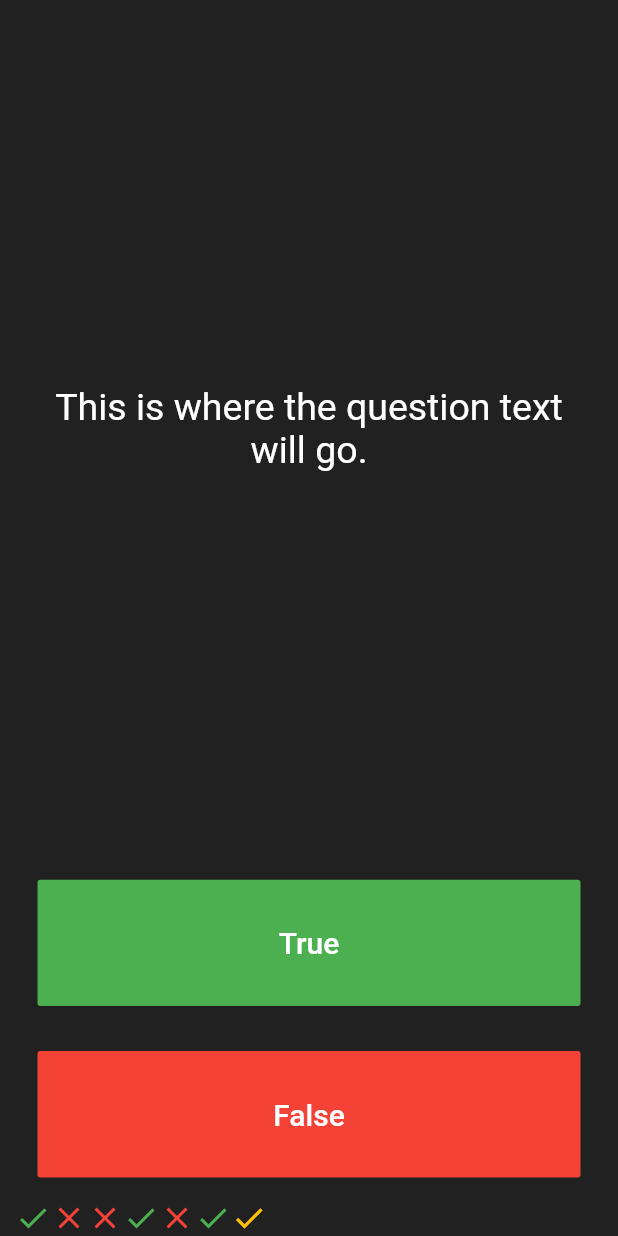
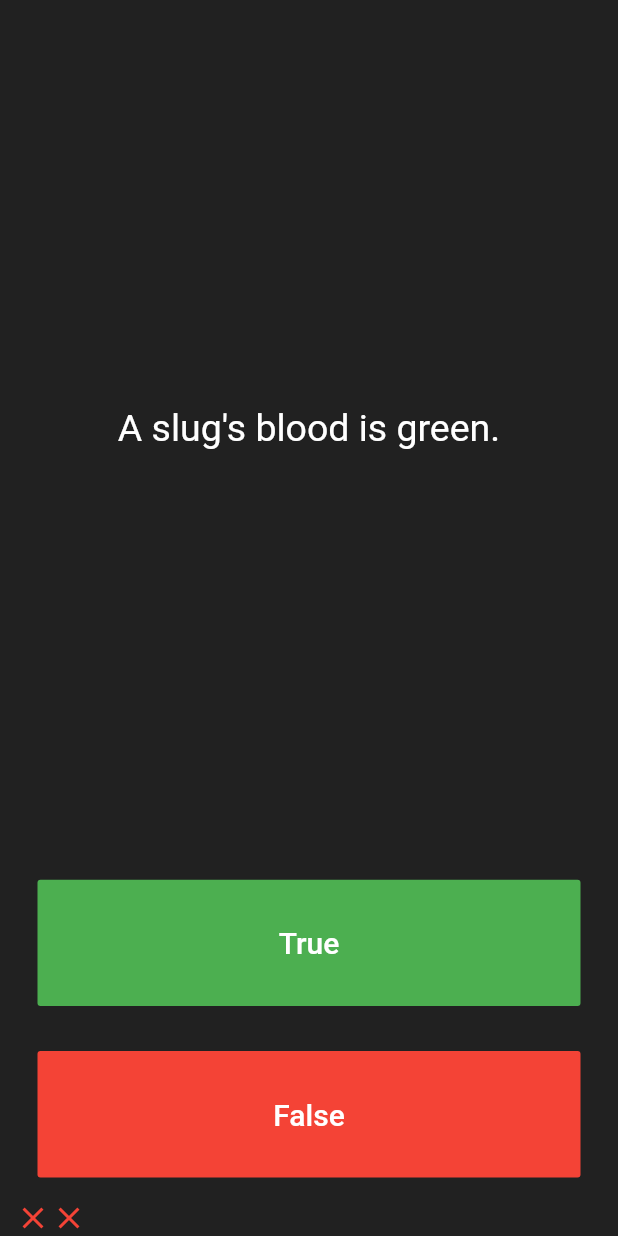
Before and after one commit to xamuel98/Qiuzlet_app, a Flutter app: the screen it shows after launch, after a tap on "True", after a tap on "False", on a phone screen of 412 x 824 dp. Run offline on Flutter 3.47's test engine with Material 2 defaults, Android fonts, the phone set to English and light mode, and no system bars.

Commit message:
updated changes

```diff
--- a/lib/main.dart
+++ b/lib/main.dart
@@ -30,32 +30,29 @@ class QuizPage extends StatefulWidget {
 
 class _QuizPageState extends State<QuizPage> {
 
-  List<Widget> scoreKeeper = [
-    Icon(
-      Icons.check,
-      color: Colors.green,
-    ),
-    Icon(
-        Icons.close,
-        color: Colors.red
-    ),
-    Icon(
-        Icons.close,
-        color: Colors.red
-    ),
-    Icon(
-      Icons.check,
-      color: Colors.green,
-    ),
-    Icon(
-        Icons.close,
-        color: Colors.red
-    ),
-    Icon(
-      Icons.check,
-      color: Colors.green,
-    ),
+  // List for scores
+  List<Widget> scoreKeeper = [];
+
+  // List for questions
+  List<String> questions = [
+    'You can lead a cow down stairs but not up stairs.',
+    'Approximately one quarter of human bones are in the feet.',
+    'A slug\'s blood is green.',
   ];
+
+  List<bool> answers = [
+    false,
+    true,
+    true
+  ];
+
+  int questionNumber = 0;
+
+  int incrementQuestionNumber() {
+    setState(() {
+      questionNumber++;
+    });
+  }
 
   @override
   Widget build(BuildContext context) {
@@ -69,7 +66,7 @@ class _QuizPageState extends State<QuizPage> {
             padding: EdgeInsets.all(10.0),
             child: Center(
               child: Text(
-                'This is where the question text will go.',
+                questions[questionNumber],
                 textAlign: TextAlign.center,
                 style: TextStyle(
                   fontSize: 25.0,
@@ -94,12 +91,27 @@ class _QuizPageState extends State<QuizPage> {
               ),
               onPressed: () {
                 // The user picked true
-                setState(() {
+
+                bool correctAnswer = answers[questionNumber];
+
+                if (correctAnswer == true) {
                   scoreKeeper.add(
                     Icon(
-                      Icons.check, color: Colors.amber,
-                    ),
+                      Icons.check,
+                      color: Colors.green,
+                    )
                   );
+                } else {
+                  scoreKeeper.add(
+                      Icon(
+                        Icons.close,
+                        color: Colors.red,
+                      )
+                  );
+                }
+
+                setState(() {
+                  questionNumber++; // questionNumber = questionNumber + 1
                 });
               },
             ),
@@ -119,6 +131,26 @@ class _QuizPageState extends State<QuizPage> {
               ),
               onPressed: () {
                 // The user picked false
+                bool correctAnswer = answers[questionNumber];
+
+                if (correctAnswer == false) {
+                  scoreKeeper.add(
+                      Icon(
+                        Icons.check,
+                        color: Colors.green,
+                      )
+                  );
+                } else {
+                  scoreKeeper.add(
+                      Icon(
+                        Icons.close,
+                        color: Colors.red,
+                      )
+                  );
+                }
+                setState(() {
+                  questionNumber++;
+                });
               },
             ),
           ),
```
